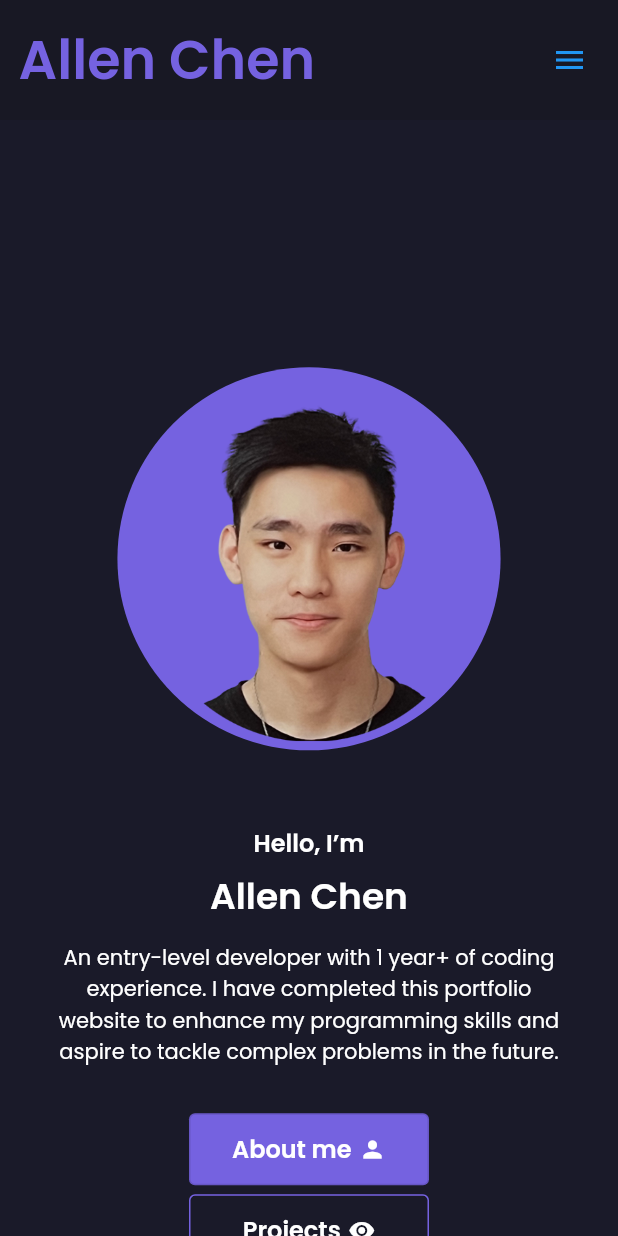
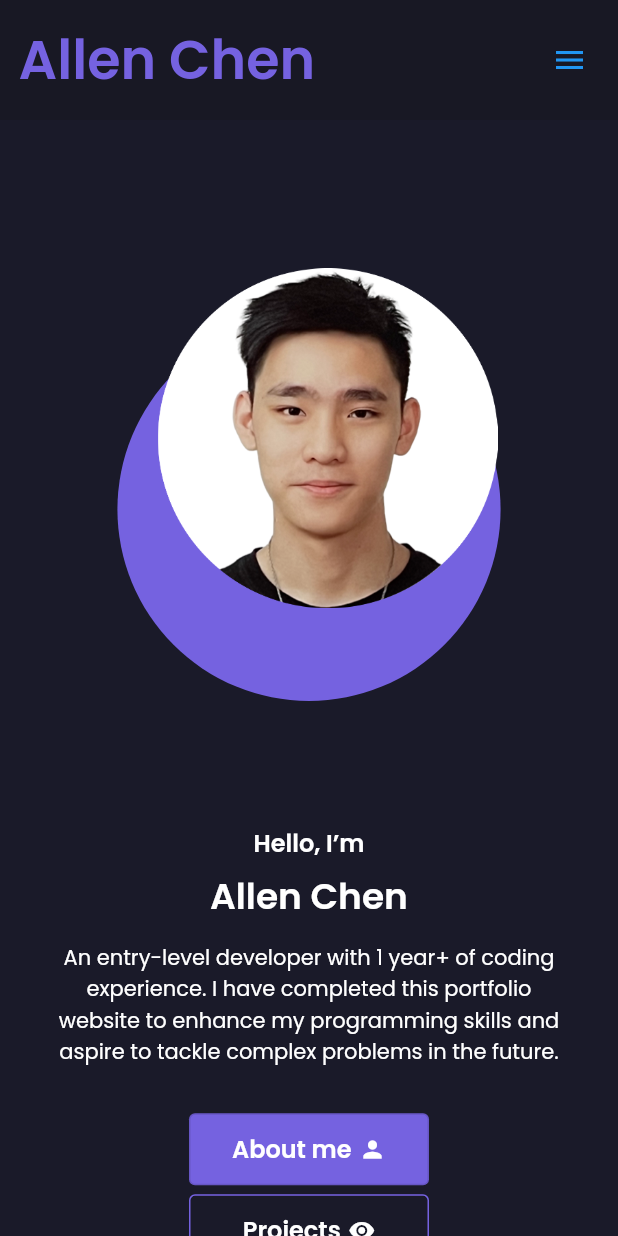
Before and after one commit to allenchency/portfolio, a Flutter app: the screen it shows after launch, on a phone screen of 412 x 824 dp. Run offline on Flutter 3.47's test engine with Material 2 defaults, Android fonts, the light colour scheme and no system bars; drawn by our look-alikes of auto_size_text; our stand-ins replace cached_network_image, equatable, flutter_bloc, flutter_svg, font_awesome_flutter; missing offline and left inert: universal_html; network calls fail.

Commit message:
picture update

```diff
--- a/lib/core/utils/app_assets.dart
+++ b/lib/core/utils/app_assets.dart
@@ -1,7 +1,7 @@
 const _basePath = 'assets/images';
 
 abstract class AppAssets {
-  static const devImg = '$_basePath/dev_img.png';
+  static const devImg = '$_basePath/img.png';
   static const androidLogo = '$_basePath/vscode.svg';
   static const scrappingLogo = '$_basePath/dart.svg';
   static const uiDesignLogo = '$_basePath/python.svg';
--- a/lib/presentation/widgets/body/intro/intro_circle_image_box.dart
+++ b/lib/presentation/widgets/body/intro/intro_circle_image_box.dart
@@ -19,7 +19,7 @@ class IntroCircleImageBox extends StatelessWidget {
     return SizedBox(
       height: responsiveSize.getSize(),
       child: const Stack(
-        alignment: Alignment.bottomCenter,
+        alignment: Alignment.centerRight,
         children: [
           CircleImageBorder(),
           IntroImage(),
--- a/lib/presentation/widgets/body/intro/intro_image.dart
+++ b/lib/presentation/widgets/body/intro/intro_image.dart
@@ -18,8 +18,8 @@ class IntroImage extends StatelessWidget {
 
     return Positioned(
       // alignment: Alignment.topRight,
-      top: 90,
-      right: 12,
+      top: 0,
+      right: 2,
       child: Image.asset(
         AppAssets.devImg,
         width: responsiveSize.getSize(),
```
Also changed, not shown: assets/images/img.png (added).
